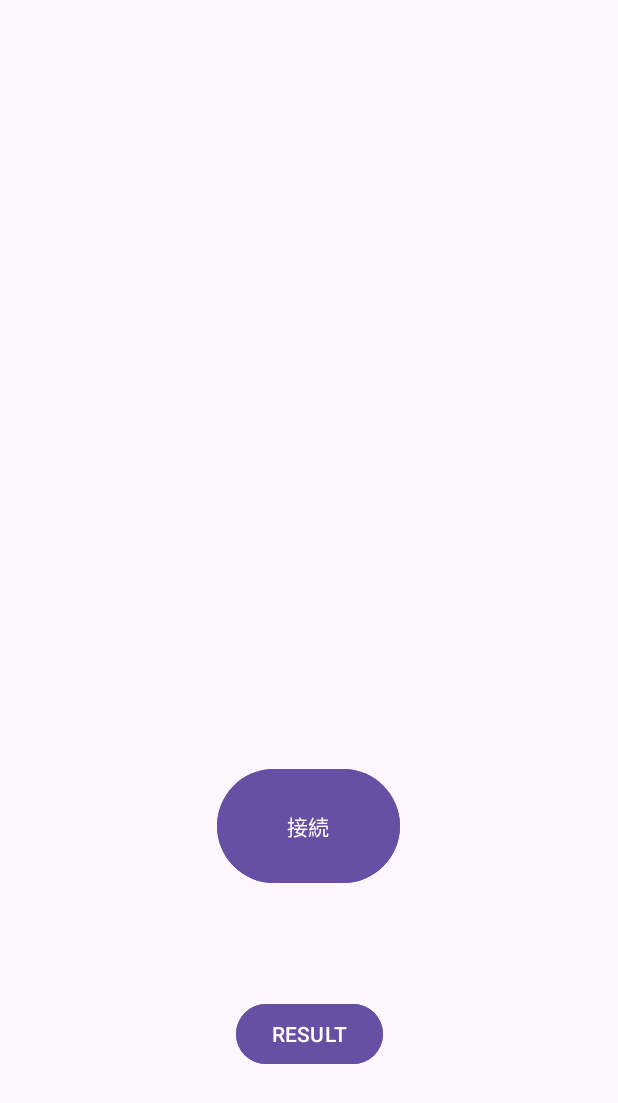
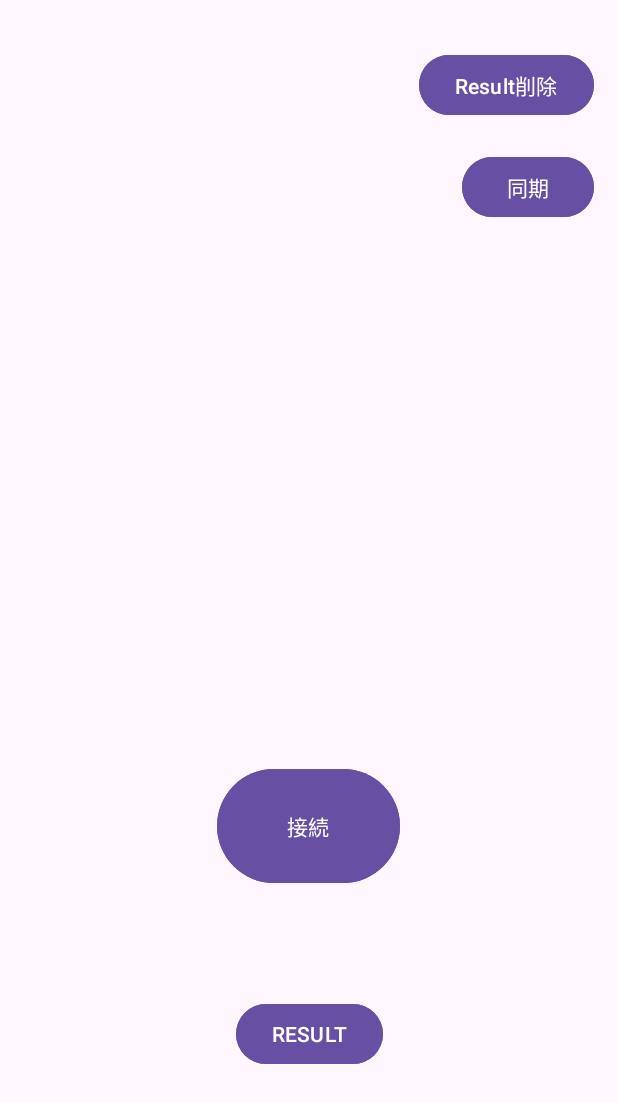
Before and after one commit to f-721/Audio, an Android app: the screen it shows after launch (MainActivity), on a phone screen of 412 x 824 dp. Shown: the top 1103 px of the screen. Run offline under Robolectric (Android 15) with nearby library versions, the phone set to English and light mode, and no system bars; libraries missing offline, so code that uses them is left out: com.google.android.gms, pub.devrel.easypermissions, uk.me.berndporr; 3 statements that could not run were skipped.

Commit message:
add:Result削除ボタンの追加

```diff
--- a/app/src/main/res/layout/activity_main.xml
+++ b/app/src/main/res/layout/activity_main.xml
@@ -60,4 +60,28 @@
         app:layout_constraintTop_toTopOf="parent"
         app:layout_constraintVertical_bias="0.857" />
 
+    <Button
+        android:id="@+id/btndouki"
+        android:layout_width="wrap_content"
+        android:layout_height="wrap_content"
+        android:text="同期"
+        app:layout_constraintBottom_toBottomOf="parent"
+        app:layout_constraintEnd_toEndOf="parent"
+        app:layout_constraintHorizontal_bias="0.95"
+        app:layout_constraintStart_toStartOf="parent"
+        app:layout_constraintTop_toTopOf="parent"
+        app:layout_constraintVertical_bias="0.13" />
+
+    <Button
+        android:id="@+id/btnresultdelete"
+        android:layout_width="wrap_content"
+        android:layout_height="wrap_content"
+        android:text="Result削除"
+        app:layout_constraintBottom_toBottomOf="parent"
+        app:layout_constraintEnd_toEndOf="parent"
+        app:layout_constraintHorizontal_bias="0.945"
+        app:layout_constraintStart_toStartOf="parent"
+        app:layout_constraintTop_toTopOf="parent"
+        app:layout_constraintVertical_bias="0.042" />
+
 </androidx.constraintlayout.widget.ConstraintLayout>
```
Also changed, not shown: app/src/main/java/com/example/audio/AccSensor.kt (+0 -13 lines), app/src/main/java/com/example/audio/JudgeTiming.kt (+37 -26 lines), app/src/main/java/com/example/audio/Nearby.kt (+15 -2 lines), app/src/main/java/com/example/audio/ui/main/MainFragment.kt (+64 -26 lines).
